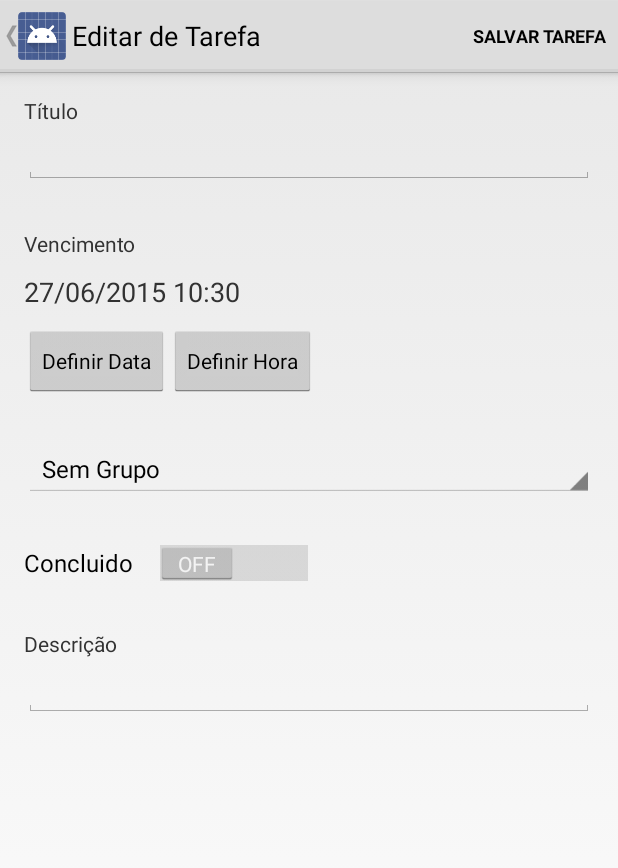
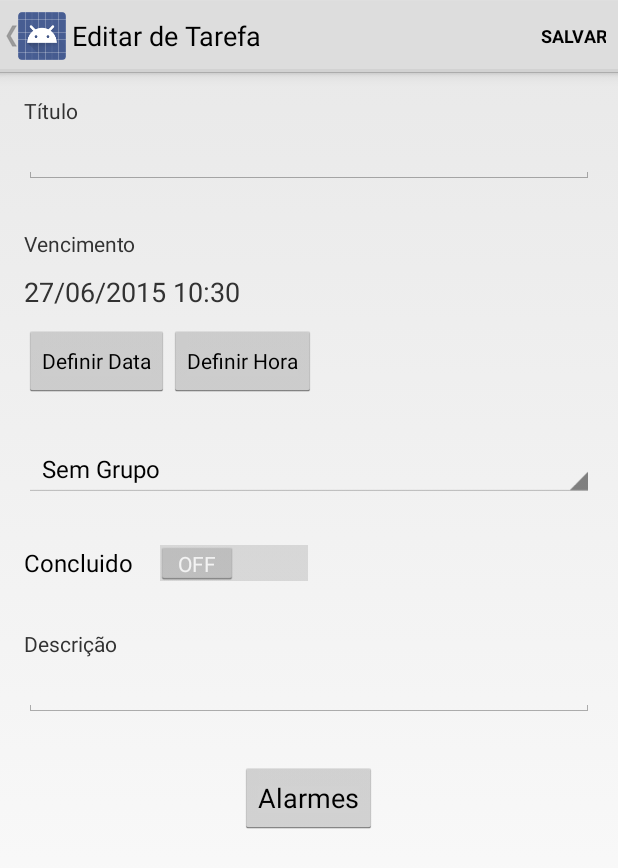
Before and after one commit to ricardo0100/JobsList-Android, an Android app: the EdicaoTarefaActivity screen opened directly, with no data from a screen before it, on a phone screen of 412 x 824 dp. Shown: the top 868 px of the screen. Run offline under Robolectric (Android 15) with nearby library versions, the phone set to English and light mode, and no system bars; libraries missing offline, so code that uses them is left out: io.realm; 5 statements that could not run were skipped.

Commit message:
Activity Alarmes

```diff
--- a/JobsList/app/src/main/java/br/com/otes06/jobslist/EdicaoTarefaActivity.java
+++ b/JobsList/app/src/main/java/br/com/otes06/jobslist/EdicaoTarefaActivity.java
@@ -48,6 +48,7 @@ public class EdicaoTarefaActivity extends Activity {
     private Spinner grupoSpinner;
     private Switch switchConcluido;
     private EditText editTextDescricao;
+    private Button buttonAlarmes;
 
     private Calendar vencimento;
     private int position;
@@ -67,14 +68,28 @@ public class EdicaoTarefaActivity extends Activity {
         this.grupoSpinner = (Spinner) findViewById(R.id.spinnerGrupo);
         this.switchConcluido = (Switch) findViewById(R.id.switchConcluido);
         this.editTextDescricao = (EditText) findViewById(R.id.editTextDescricao);
+        this.buttonAlarmes = (Button) findViewById(R.id.buttonAlarmes);
 
         carregarSpinnerGrupos();
 
+        carregarDados();
         carregarDados();
 
         configurarDatePickerVencimento();
         configurarTimePickerVencimento();
 
+        configurarBotaoAlarmes();
+    }
+
+    private void configurarBotaoAlarmes() {
+        this.buttonAlarmes.setOnClickListener(new View.OnClickListener() {
+            @Override
+            public void onClick(View v) {
+                Intent intent = new Intent(v.getContext(), AlarmesActivity.class);
+                intent.putExtra("tarefaID", tarefa.getId());
+                startActivity(intent);
+            }
+        });
     }
 
     //DatePickerDialog
--- a/JobsList/app/src/main/res/layout/activity_edicao_tarefa.xml
+++ b/JobsList/app/src/main/res/layout/activity_edicao_tarefa.xml
@@ -115,5 +115,14 @@
         android:layout_alignRight="@+id/spinnerGrupo"
         android:layout_alignEnd="@+id/spinnerGrupo" />
 
+    <Button
+        android:layout_width="wrap_content"
+        android:layout_height="wrap_content"
+        android:text="Alarmes"
+        android:id="@+id/buttonAlarmes"
+        android:layout_below="@+id/editTextDescricao"
+        android:layout_centerHorizontal="true"
+        android:layout_marginTop="30dp"/>
+
 
 </RelativeLayout>
--- a/JobsList/app/src/main/res/menu/menu_edicao_tarefa.xml
+++ b/JobsList/app/src/main/res/menu/menu_edicao_tarefa.xml
@@ -1,6 +1,6 @@
 <menu xmlns:android="http://schemas.android.com/apk/res/android"
     xmlns:tools="http://schemas.android.com/tools"
     tools:context="br.com.otes06.jobslist.EdicaoTarefaActivity">
-    <item android:id="@+id/action_salvarTarefa" android:title="@string/action_salvar_tarefa"
+    <item android:id="@+id/action_salvarTarefa" android:title="@string/salvar"
         android:orderInCategory="100" android:showAsAction="always" />
 </menu>
--- a/JobsList/app/src/main/res/values/strings.xml
+++ b/JobsList/app/src/main/res/values/strings.xml
@@ -11,5 +11,10 @@
     <string name="navigation_drawer_close">Close navigation drawer</string>
 
     <string name="nova_tarefa">Nova Tarefa</string>
-    <string name="action_salvar_tarefa">Salvar Tarefa</string>
+    <string name="salvar">Salvar</string>
+    <string name="title_activity_alarmes">Alarmes</string>
+
+    <string name="hello_world">Hello world!</string>
+    <string name="action_settings">Settings</string>
+    <string name="novo_alarme">Novo Alarme</string>
 </resources>
```
Also changed, not shown: JobsList/app/src/main/AndroidManifest.xml (+31 -15 lines), JobsList/app/src/main/java/br/com/otes06/jobslist/AlarmesActivity.java (added, +42 -0 lines), JobsList/app/src/main/res/layout/activity_alarmes.xml (added, +12 -0 lines), JobsList/app/src/main/res/menu/menu_alarmes.xml (added, +10 -0 lines).
